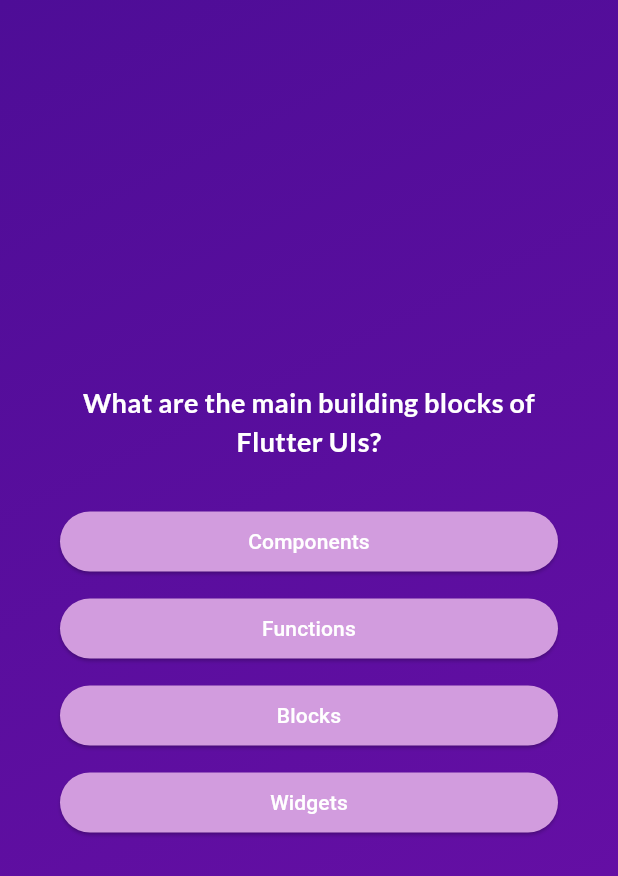
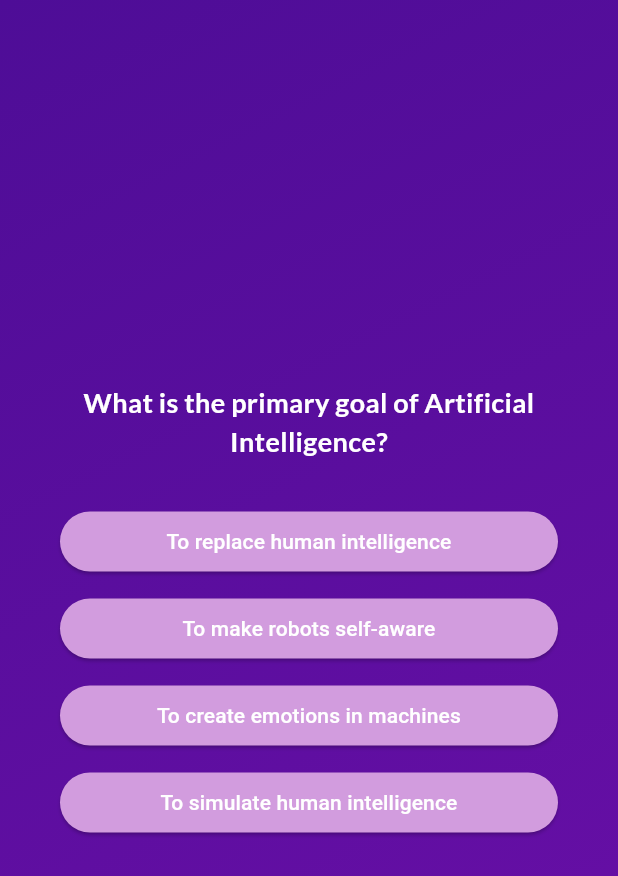
Before and after one commit to avikcodes04/QuizApp, a Flutter app: the screen it shows after launch, after a tap on "Start Quiz", on a phone screen of 412 x 824 dp. Shown: the top 876 px of the screen. Run offline on Flutter 3.47's test engine with Material 3 defaults, Android fonts, the phone set to English and light mode, and no system bars; our stand-ins replace google_fonts.

Commit message:
updated the data items

```diff
--- a/lib/data/questions.dart
+++ b/lib/data/questions.dart
@@ -1,56 +1,152 @@
-
 import 'package:quiz/models/quiz_question.dart';
 
 const questions = [
   QuizQuestion(
-    'What are the main building blocks of Flutter UIs?',
+    'What is the primary goal of Artificial Intelligence?',
     [
-      'Widgets',
-      'Components',
-      'Blocks',
-      'Functions',
-    ],
-  ),
-  QuizQuestion('How are Flutter UIs built?', [
-    'By combining widgets in code',
-    'By combining widgets in a visual editor',
-    'By defining widgets in config files',
-    'By using XCode for iOS and Android Studio for Android',
-  ]),
-  QuizQuestion(
-    'What\'s the purpose of a StatefulWidget?',
-    [
-      'Update UI as data changes',
-      'Update data as UI changes',
-      'Ignore data changes',
-      'Render UI that does not depend on data',
+      'To simulate human intelligence',
+      'To replace human intelligence',
+      'To create emotions in machines',
+      'To make robots self-aware',
     ],
   ),
   QuizQuestion(
-    'Which widget should you try to use more often: StatelessWidget or StatefulWidget?',
+    'Which of the following is a type of AI learning method?',
     [
-      'StatelessWidget',
-      'StatefulWidget',
-      'Both are equally good',
-      'None of the above',
+      'Supervised Learning',
+      'Parallel Learning',
+      'Quantum Learning',
+      'Dynamic Learning',
     ],
   ),
   QuizQuestion(
-    'What happens if you change data in a StatelessWidget?',
+    'Which algorithm is commonly used in AI for decision-making problems?',
     [
-      'The UI is not updated',
-      'The UI is updated',
-      'The closest StatefulWidget is updated',
-      'Any nested StatefulWidgets are updated',
+      'Neural Networks',
+      'Bubble Sort',
+      'Merge Sort',
+      'Dijkstra’s Algorithm',
     ],
   ),
   QuizQuestion(
-    'How should you update data inside of StatefulWidgets?',
+    'What is a key feature of Machine Learning?',
     [
-      'By calling setState()',
-      'By calling updateData()',
-      'By calling updateUI()',
-      'By calling updateState()',
+      'Learning from data without explicit programming',
+      'Executing fixed rule-based operations',
+      'Following predefined if-else conditions',
+      'Only running on supercomputers',
+    ],
+  ),
+  QuizQuestion(
+    'What is the role of Natural Language Processing (NLP) in AI?',
+    [
+      'Enabling machines to understand and process human language',
+      'Helping machines learn faster',
+      'Enhancing the speed of neural networks',
+      'Translating programming languages',
+    ],
+  ),
+  QuizQuestion(
+    'Which AI approach is based on mimicking the human brain’s neurons?',
+    [
+      'Artificial Neural Networks',
+      'Genetic Algorithms',
+      'Fuzzy Logic',
+      'Expert Systems',
+    ],
+  ),
+  QuizQuestion(
+    'Which term refers to AI systems that can improve their performance over time without being explicitly programmed?',
+    [
+      'Machine Learning',
+      'Hardcoded AI',
+      'Robotic Process Automation',
+      'Static AI',
+    ],
+  ),
+  QuizQuestion(
+    'What is the Turing Test used for?',
+    [
+      'Determining if a machine can exhibit human-like intelligence',
+      'Measuring the speed of AI algorithms',
+      'Checking the memory capacity of AI models',
+      'Assessing AI’s ability to generate images',
+    ],
+  ),
+  QuizQuestion(
+    'Which of the following is an example of weak AI?',
+    [
+      'Chatbots like Siri and Alexa',
+      'Autonomous robots with self-awareness',
+      'Superintelligent AI surpassing human intelligence',
+      'A sentient AI system',
+    ],
+  ),
+  QuizQuestion(
+    'Which company developed the AI model GPT?',
+    [
+      'OpenAI',
+      'Google',
+      'Microsoft',
+      'IBM',
     ],
   ),
 ];
+
+
+//this was the original data provided , i updated the data
+// import 'package:quiz/models/quiz_question.dart';
+
+// const questions = [
+//   QuizQuestion(
+//     'What are the main building blocks of Flutter UIs?',
+//     [
+//       'Widgets',
+//       'Components',
+//       'Blocks',
+//       'Functions',
+//     ],
+//   ),
+//   QuizQuestion('How are Flutter UIs built?', [
+//     'By combining widgets in code',
+//     'By combining widgets in a visual editor',
+//     'By defining widgets in config files',
+//     'By using XCode for iOS and Android Studio for Android',
+//   ]),
+//   QuizQuestion(
+//     'What\'s the purpose of a StatefulWidget?',
+//     [
+//       'Update UI as data changes',
+//       'Update data as UI changes',
+//       'Ignore data changes',
+//       'Render UI that does not depend on data',
+//     ],
+//   ),
+//   QuizQuestion(
+//     'Which widget should you try to use more often: StatelessWidget or StatefulWidget?',
+//     [
+//       'StatelessWidget',
+//       'StatefulWidget',
+//       'Both are equally good',
+//       'None of the above',
+//     ],
+//   ),
+//   QuizQuestion(
+//     'What happens if you change data in a StatelessWidget?',
+//     [
+//       'The UI is not updated',
+//       'The UI is updated',
+//       'The closest StatefulWidget is updated',
+//       'Any nested StatefulWidgets are updated',
+//     ],
+//   ),
+//   QuizQuestion(
+//     'How should you update data inside of StatefulWidgets?',
+//     [
+//       'By calling setState()',
+//       'By calling updateData()',
+//       'By calling updateUI()',
+//       'By calling updateState()',
+//     ],
+//   ),
+// ];
--- a/lib/quiz.dart
+++ b/lib/quiz.dart
@@ -24,12 +24,18 @@ void chooseAnswer(String answer){
   selectedAnswers.add(answer);
   if (selectedAnswers.length == questions.length) {
     setState(() {
-      selectedAnswers=[];
+      // selectedAnswers=[];
       activeScreen = 'results-screen';
     });
 
   }
 }
+  void restartQuiz(){
+    setState(() {
+      selectedAnswers=[];
+      activeScreen='question-screen';
+    });
+  }
 
   @override
   Widget build(context) {
@@ -41,7 +47,7 @@ void chooseAnswer(String answer){
       );
     }
     if (activeScreen == 'results-screen') {
-      screenWidget=ResultsScreen();
+      screenWidget=ResultsScreen(chosenAnswers: selectedAnswers, onRestart: restartQuiz,);
     }
 
 
--- a/lib/start_screen.dart
+++ b/lib/start_screen.dart
@@ -19,7 +19,7 @@ class StartScreen extends StatelessWidget {
             ),
             SizedBox(height: 80,),
           Text(
-            'Learn Flutter the fun way!',
+            'Learn AI the fun way!',
             textAlign: TextAlign.center,
             style: GoogleFonts.climateCrisis(
               color: const Color.fromARGB(255, 235, 230, 239),
```
Also changed, not shown: lib/question_identifier.dart (added, +30 -0 lines), lib/questions_summary.dart (added, +28 -0 lines), lib/results_screen.dart (+39 -4 lines), lib/summary_item.dart (added, +47 -0 lines).
